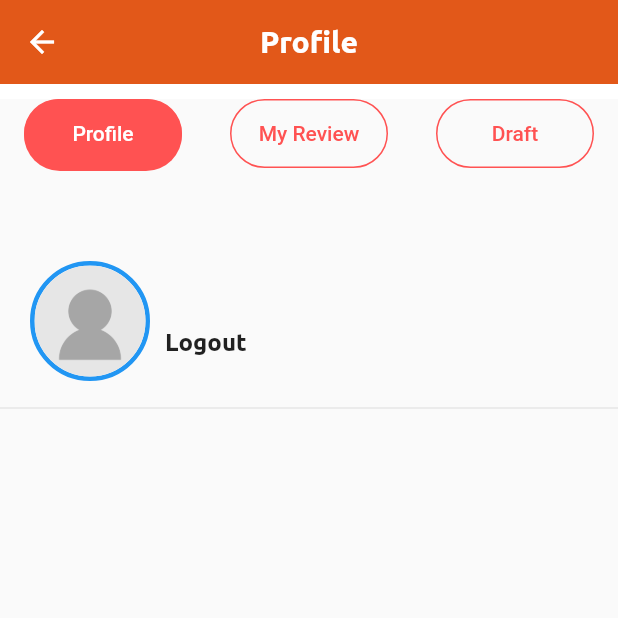
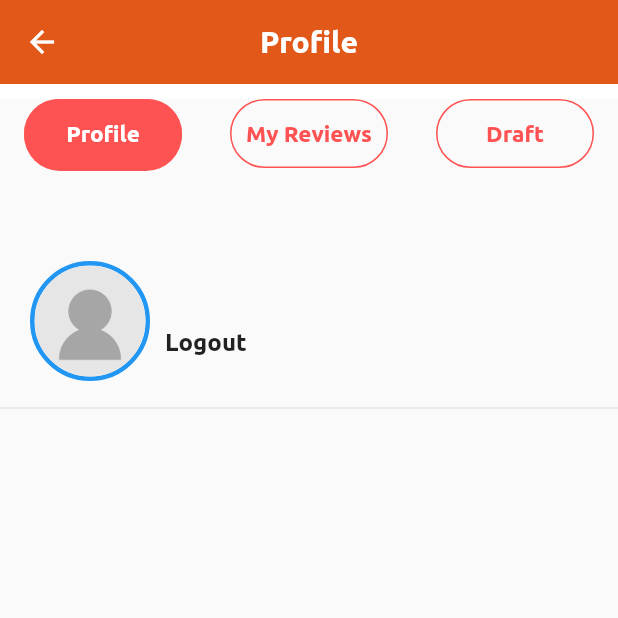
Before and after one commit to karun02525/popwoot-app-flutter, a Flutter app: the Profile screen opened directly, on a phone screen of 412 x 824 dp, the top half of it. Run offline on Flutter 3.47's test engine with Material 2 defaults, Android fonts, the phone set to English and light mode, and no system bars; our stand-ins replace audioplayers, cached_network_image, connectivity, dio, firebase_auth, flutter_rating_bar and 8 more; missing offline and left inert: dart:ffi, flutter_barcode_scanner, flutter_youtube; accounts and stored records are empty; network calls fail; key blocks and very long unbroken strings in the code were emptied for the run.

Commit message:
profile login

```diff
--- a/lib/src/main/ui/navigation/tabs/profile.dart
+++ b/lib/src/main/ui/navigation/tabs/profile.dart
@@ -83,10 +83,10 @@ class _ProfileState extends State<Profile> {
               title: "Profile", fontSize: AppFonts.toolbarSize, isBold: true),
         ),
         backgroundColor: Colors.white,
-        body: isLogin ? aa() : doLogin());
+        body: isLogin ? AlreadyLogin() : doLogin());
   }
 
-  Widget aa() {
+  Widget AlreadyLogin() {
     return Container(
       margin: EdgeInsets.only(top: 10.0),
       child: DefaultTabController(
@@ -109,7 +109,7 @@ class _ProfileState extends State<Profile> {
                                   Border.all(color: Colors.redAccent, width: 1)),
                           child: Align(
                             alignment: Alignment.center,
-                            child: Text("Profile"),
+                            child: TextWidget(title:"Profile",isBold: true,),
                           ),
                         ),
                       ),
@@ -121,7 +121,7 @@ class _ProfileState extends State<Profile> {
                                   Border.all(color: Colors.redAccent, width: 1)),
                           child: Align(
                             alignment: Alignment.center,
-                            child: Text("My Review"),
+                            child: TextWidget(title:"My Reviews",isBold: true,),
                           ),
                         ),
                       ),
@@ -133,7 +133,7 @@ class _ProfileState extends State<Profile> {
                                   Border.all(color: Colors.redAccent, width: 1)),
                           child: Align(
                             alignment: Alignment.center,
-                            child: Text("Draft"),
+                            child: TextWidget(title:"Draft",isBold: true,),
                           ),
                         ),
                       ),
@@ -287,15 +287,6 @@ class _ProfileState extends State<Profile> {
     return ClipOval(
         child: Image(image: AssetImage('assets/images/user_icon.png')));
   }
-
-  List<Widget> containers = [
-    Container(
-      color: Colors.redAccent,
-    ),
-    Container(
-      color: Colors.blue,
-    ),
-  ];
 }
 
 /*
```
